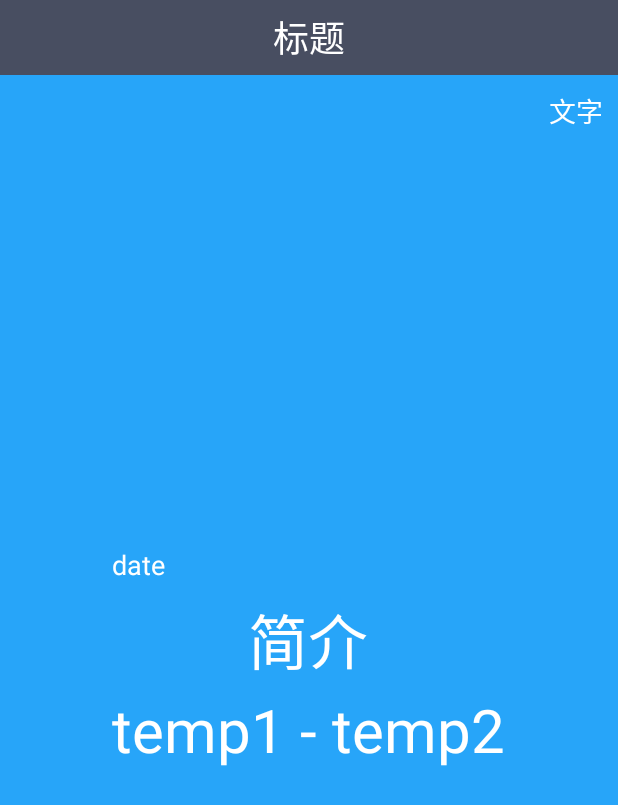
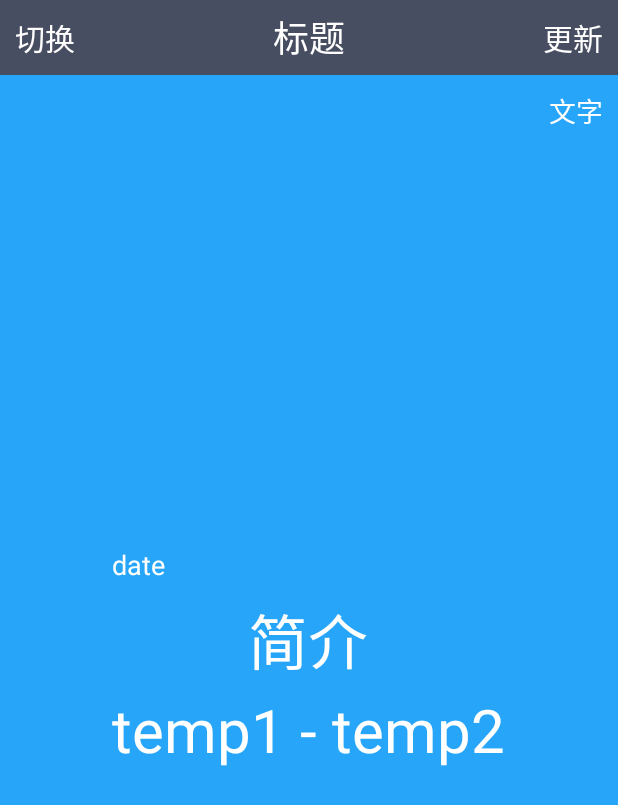
Before and after one commit to shengleyi/littleDemo, an Android app: the layout activity_weather.xml on its own in the app's theme, with its tools: preview values and no code run, on a phone screen of 412 x 824 dp. Shown: the top 805 px of the screen. Run offline under Robolectric (Android 15) with nearby library versions, the phone set to English and light mode, and no system bars.

Commit message:
后台更新

```diff
--- a/app/src/main/AndroidManifest.xml
+++ b/app/src/main/AndroidManifest.xml
@@ -25,6 +25,9 @@
                 <category android:name="android.intent.category.LAUNCHER" />
             </intent-filter>
         </activity>
+
+        <service android:name=".service.AutoUpdateService"></service>
+        <receiver android:name=".receiver.AutoUpdateReceiver"></receiver>
     </application>
 
 </manifest>
--- a/app/src/main/java/com/example/gojie/coolweather/utils/HttpUtils.java
+++ b/app/src/main/java/com/example/gojie/coolweather/utils/HttpUtils.java
@@ -14,7 +14,7 @@ public class HttpUtils {
 
     public interface HttpCallBackListener{
         void onFinish(String responds);
-        void OnError();
+        void OnError(Exception e);
     }
 
     public static void sendHttpRequest(final String addressUrl, final HttpCallBackListener listener){
@@ -41,7 +41,7 @@ public class HttpUtils {
                     }
                 }catch (Exception e){
                     if(listener!=null){
-                        listener.OnError();
+                        listener.OnError(e);
                     }
                 }finally {
                     if(connection!=null){
--- a/app/src/main/res/layout/activity_weather.xml
+++ b/app/src/main/res/layout/activity_weather.xml
@@ -10,6 +10,17 @@
         android:background="#484e61">
 
         <TextView
+            android:id="@+id/change_city"
+            android:layout_width="wrap_content"
+            android:layout_height="wrap_content"
+            android:text="切换"
+            android:textSize="20sp"
+            android:textColor="#fff"
+            android:layout_centerVertical="true"
+            android:layout_marginLeft="10sp"
+            />
+
+        <TextView
             android:id="@+id/city_name"
             android:layout_width="wrap_content"
             android:layout_height="wrap_content"
@@ -17,6 +28,18 @@
             android:textColor="#fff"
             android:textSize="24sp"
             android:text="标题"/>
+
+        <TextView
+            android:id="@+id/refresh_weather"
+            android:layout_width="wrap_content"
+            android:layout_height="wrap_content"
+            android:text="更新"
+            android:textSize="20sp"
+            android:textColor="#fff"
+            android:layout_centerVertical="true"
+            android:layout_alignParentRight="true"
+            android:layout_marginRight="10sp"
+            />
 
     </RelativeLayout>
 
--- a/app/src/main/res/values/strings.xml
+++ b/app/src/main/res/values/strings.xml
@@ -1,3 +1,3 @@
 <resources>
-    <string name="app_name">CoolWeather</string>
+    <string name="app_name">哭偶天气</string>
 </resources>
```
Also changed, not shown: app/src/main/java/com/example/gojie/coolweather/activity/ChooseAreaActivity.java (+13 -5 lines), app/src/main/java/com/example/gojie/coolweather/activity/WeatherActivity.java (+24 -3 lines), app/src/main/java/com/example/gojie/coolweather/receiver/AutoUpdateReceiver.java (added, +19 -0 lines), app/src/main/java/com/example/gojie/coolweather/service/AutoUpdateService.java (added, +65 -0 lines).
